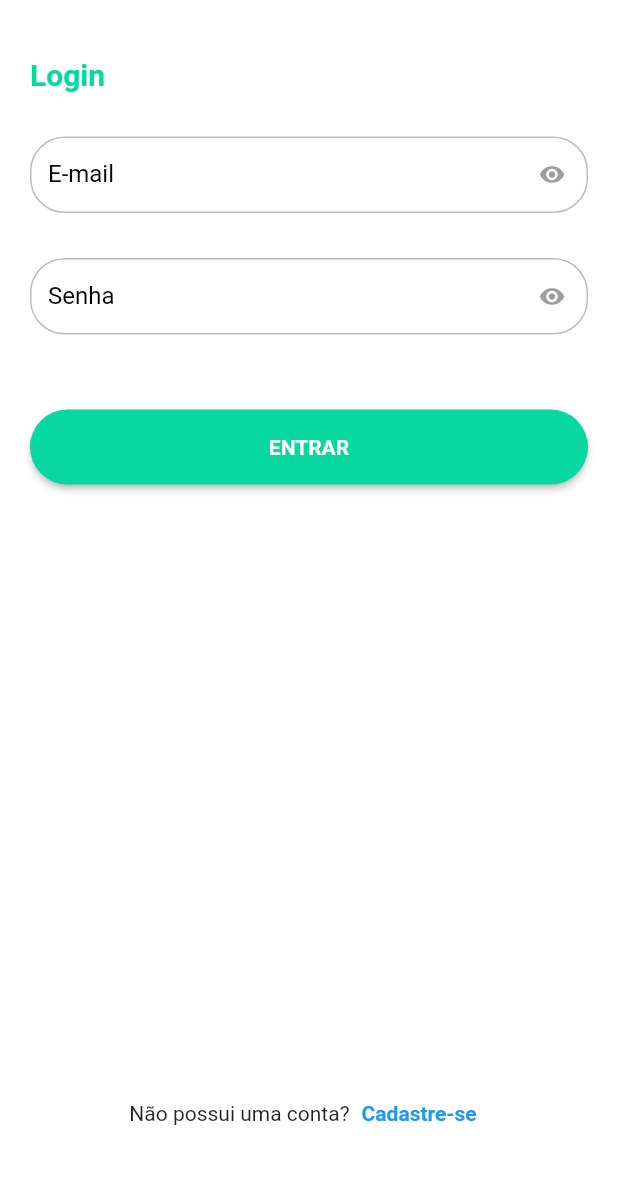
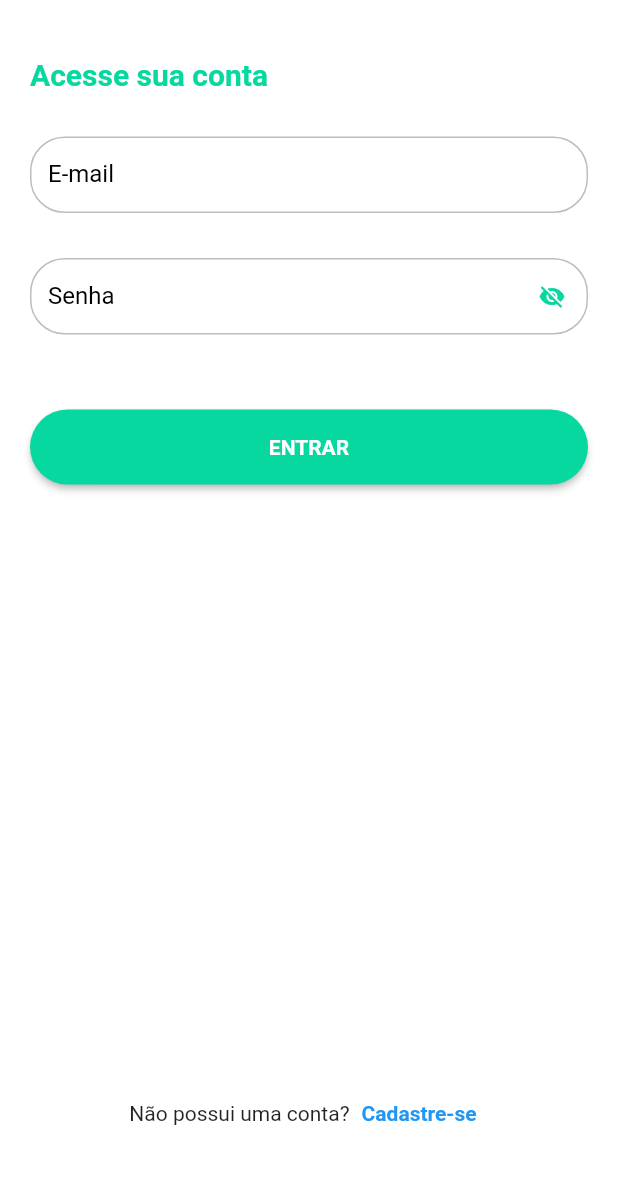
Before and after one commit to drcash-brazil/mobile-challenge, a Flutter app: the screen it shows after launch, on a phone screen of 412 x 824 dp, the part 57-1236 px from its top. Run offline on Flutter 3.47's test engine with Material 2 defaults, Android fonts, the phone set to English and light mode, and no system bars; our stand-ins replace get, get_storage; missing offline and left inert: validatorless; Roboto replaces fonts that are missing (mplus1).

Commit message:
improvments in login page

```diff
--- a/lib/app/core/themes/theme_ui.dart
+++ b/lib/app/core/themes/theme_ui.dart
@@ -16,4 +16,7 @@ class ThemeUI {
   );
 
   static const TextStyle textBold = TextStyle(fontWeight: FontWeight.bold);
+
+  static const Color primaryColor =  Color(0xFF06d8a0);
+
 }
--- a/lib/app/core/widgets/challenge_textformfield.dart
+++ b/lib/app/core/widgets/challenge_textformfield.dart
@@ -1,37 +1,51 @@
 import 'package:flutter/material.dart';
+import 'package:get/state_manager.dart';
 import 'package:get/utils.dart';
+import 'package:mobile_challenge/app/core/themes/theme_ui.dart';
+import 'package:mobile_challenge/app/modules/login/login_controller.dart';
 
-class ChallengeTextformfield extends StatelessWidget {
+class ChallengeTextformfield extends GetView<LoginController> {
   final String label;
-  final TextEditingController? controller;
-  final bool obscureText;
+  final TextEditingController? controllerr;
+  final bool? obscureText;
   final FormFieldValidator<String>? validator;
   final ValueChanged<String>? onChange;
-  final VoidCallback? onPressedIcon;
+  final bool? isPassword;
 
   const ChallengeTextformfield(
       {Key? key,
       required this.label,
-      this.controller,
+      this.controllerr,
       this.validator,
       this.onChange,
-      this.obscureText = false,
-      this.onPressedIcon
+      this.obscureText,
+      this.isPassword
       })
       : super(key: key);
 
   @override
   Widget build(BuildContext context) {
     return TextFormField(
-      controller: controller,
-      obscureText: obscureText,
+      controller: controllerr,
+      obscureText: isPassword == null ? false :  controller.visibilityPassword.value,
       validator: validator,
       onChanged: onChange,
       cursorColor: context.theme.primaryColor,
       decoration: InputDecoration(
-        suffixIcon: IconButton(
-          icon: Icon(Icons.visibility),
-           onPressed: onPressedIcon),
+        suffixIcon: isPassword != null
+            ? IconButton(
+                icon: Icon(
+                  controller.visibilityPassword.value == true
+                      ? Icons.visibility_off
+                      : Icons.visibility,
+                  color: ThemeUI.primaryColor,
+                ),
+                onPressed: () {
+                  controller.visibilityPassword.value =
+                      !controller.visibilityPassword.value;
+                },
+              )
+            : null,
         isDense: true,
         labelText: label,
         labelStyle: const TextStyle(color: Colors.black),
--- a/lib/app/modules/clinics/clinics_controller.dart
+++ b/lib/app/modules/clinics/clinics_controller.dart
@@ -10,7 +10,7 @@ class ClinicsController extends GetxController
     with LoaderMixin, MessagesMixin, SingleGetTickerProviderMixin {
   final ClinicsRepository? _clinicsRepository;
   AnimationController? animationController;
-  final Duration duration = const Duration(milliseconds: 1000);
+  final Duration duration = const Duration(milliseconds: 1500);
 
   //observables
   final clinics = <ClinicModel>[].obs;
--- a/lib/app/pages/login/login_page.dart
+++ b/lib/app/pages/login/login_page.dart
@@ -8,11 +8,9 @@ import 'package:mobile_challenge/app/modules/login/login_controller.dart';
 import 'package:validatorless/validatorless.dart';
 
 class LoginPage extends GetView<LoginController> {
-
   final _formKey = GlobalKey<FormState>();
   final _emailEC = TextEditingController();
   final _passwordEC = TextEditingController();
-
 
   @override
   Widget build(BuildContext context) {
@@ -37,7 +35,7 @@ class LoginPage extends GetView<LoginController> {
                       crossAxisAlignment: CrossAxisAlignment.start,
                       children: [
                         Text(
-                          'Login',
+                          'Acesse sua conta',
                           style: context.textTheme.headline6?.copyWith(
                               fontWeight: FontWeight.bold,
                               color: context.theme.primaryColorDark),
@@ -47,7 +45,8 @@ class LoginPage extends GetView<LoginController> {
                         ),
                         ChallengeTextformfield(
                           label: 'E-mail',
-                          controller: _emailEC,
+                          obscureText: false,
+                          controllerr: _emailEC,
                           validator: Validatorless.multiple([
                             Validatorless.required('E-mail obrigatório'),
                             Validatorless.email('E-mail inválido'),
@@ -56,16 +55,20 @@ class LoginPage extends GetView<LoginController> {
                         const SizedBox(
                           height: 30,
                         ),
-                        ChallengeTextformfield(
-                          label: 'Senha',
-                          obscureText: true,
-                          controller: _passwordEC,
-                          validator: Validatorless.multiple([
-                            Validatorless.required('Senha obrigatório'),
-                            Validatorless.min(
-                                6, 'Senha deve conter pelo menos 6 caracteres'),
-                          ]),
-                        ),
+                        Obx(() {
+
+                          return ChallengeTextformfield(
+                              label: 'Senha',
+                              isPassword: true,
+                              obscureText: controller.visibilityPassword.value,
+                              controllerr: _passwordEC,
+                              validator: Validatorless.multiple([
+                                Validatorless.required('Senha obrigatório'),
+                                Validatorless.min(6,
+                                    'Senha deve conter pelo menos 6 caracteres'),
+                              ]),
+                            );
+                        }),
                         const SizedBox(
                           height: 50,
                         ),
@@ -91,12 +94,9 @@ class LoginPage extends GetView<LoginController> {
                           children: [
                             const Text('Não possui uma conta?'),
                             TextButton(
-                              onPressed: () {
-
-                              },
+                              onPressed: () {},
                               child: const Text(
                                 'Cadastre-se',
-
                                 style: ThemeUI.textBold,
                               ),
                             ),
```
Also changed, not shown: lib/app/modules/login/login_controller.dart (+8 -2 lines), lib/app/pages/clinics/clinics_page.dart (+8 -7 lines), 1 other file.
